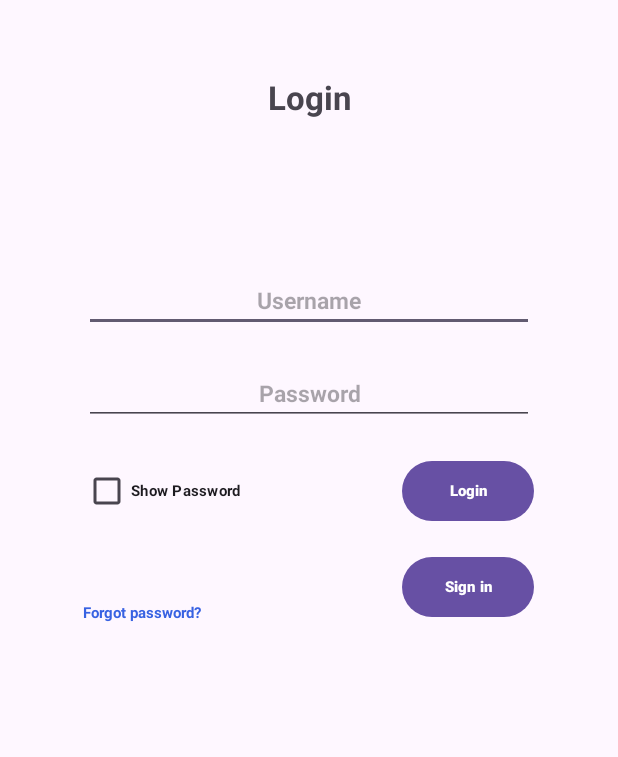
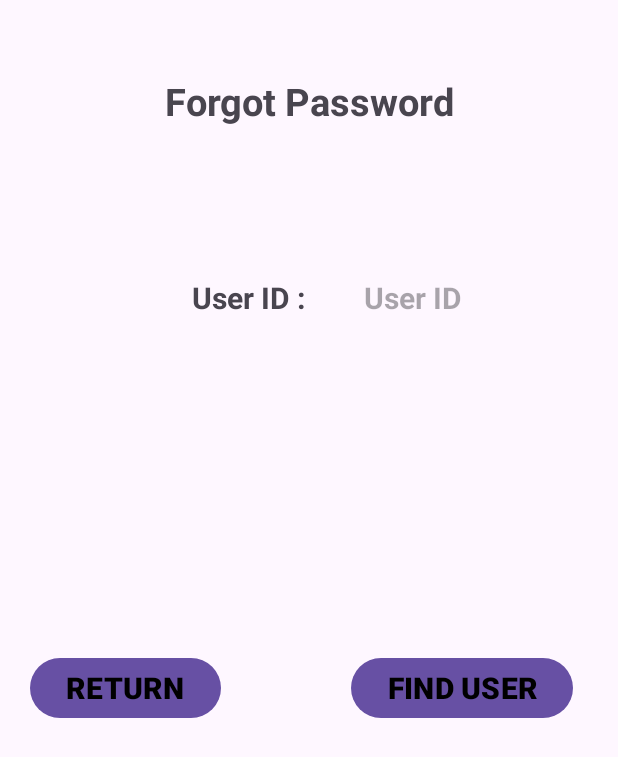
Before and after one commit to sarahdadoun01/JJSM-Information-System-Final, an Android app: the LoginActivity screen opened directly, with no data from a screen before it, after a tap on "Forgot password?", on a phone screen of 412 x 824 dp. Shown: the top 757 px of the screen. Run offline under Robolectric (Android 15) with nearby library versions, the phone set to English and light mode, and no system bars; our stand-ins replace Firebase (no records; nobody signed in at launch, a user with empty details on screens opened directly).

Commit message:
Created Initial Style for Button, TextView, EditText. Created initial UI Design for Forgot Password

```diff
--- a/app/src/main/AndroidManifest.xml
+++ b/app/src/main/AndroidManifest.xml
@@ -13,6 +13,9 @@
         android:theme="@style/Theme.JJSMInformationSystemFinal"
         tools:targetApi="31">
         <activity
+            android:name=".ForgotPasswordActivity"
+            android:exported="false" />
+        <activity
             android:name=".LoginActivity"
             android:exported="false" />
         <activity
--- /dev/null
+++ b/app/src/main/java/com/example/jjsm_information_system_final/ForgotPasswordActivity.java
@@ -0,0 +1,24 @@
+package com.example.jjsm_information_system_final;
+
+import android.os.Bundle;
+
+import androidx.activity.EdgeToEdge;
+import androidx.appcompat.app.AppCompatActivity;
+import androidx.core.graphics.Insets;
+import androidx.core.view.ViewCompat;
+import androidx.core.view.WindowInsetsCompat;
+
+public class ForgotPasswordActivity extends AppCompatActivity {
+
+    @Override
+    protected void onCreate(Bundle savedInstanceState) {
+        super.onCreate(savedInstanceState);
+        EdgeToEdge.enable(this);
+        setContentView(R.layout.activity_forgot_password);
+        ViewCompat.setOnApplyWindowInsetsListener(findViewById(R.id.main), (v, insets) -> {
+            Insets systemBars = insets.getInsets(WindowInsetsCompat.Type.systemBars());
+            v.setPadding(systemBars.left, systemBars.top, systemBars.right, systemBars.bottom);
+            return insets;
+        });
+    }
+}
--- a/app/src/main/java/com/example/jjsm_information_system_final/LoginActivity.java
+++ b/app/src/main/java/com/example/jjsm_information_system_final/LoginActivity.java
@@ -155,7 +155,7 @@ public class LoginActivity extends AppCompatActivity implements View.OnClickList
     }
 
     private void forgotPassword(View v) {
-        Intent intent = new Intent(LoginActivity.this, ForgotPassword.class);
+        Intent intent = new Intent(LoginActivity.this, ForgotPasswordActivity.class);
         startActivity(intent);
     }
 
--- /dev/null
+++ b/app/src/main/res/layout/activity_forgot_password.xml
@@ -0,0 +1,117 @@
+<?xml version="1.0" encoding="utf-8"?>
+<androidx.constraintlayout.widget.ConstraintLayout xmlns:android="http://schemas.android.com/apk/res/android"
+    xmlns:app="http://schemas.android.com/apk/res-auto"
+    xmlns:tools="http://schemas.android.com/tools"
+    android:id="@+id/main"
+    android:layout_width="match_parent"
+    android:layout_height="match_parent"
+    tools:context=".ForgotPasswordActivity">
+
+    <TextView
+        android:id="@+id/tvFPTitle"
+        android:layout_width="wrap_content"
+        android:layout_height="wrap_content"
+        android:text="@string/forgot_password"
+        android:textStyle="bold"
+        android:textSize="25sp"
+        android:layout_marginTop="50dp"
+        app:layout_constraintStart_toStartOf="parent"
+        app:layout_constraintEnd_toEndOf="parent"
+        app:layout_constraintTop_toTopOf="parent"/>
+
+    <TextView
+        android:id="@+id/tvUserId"
+        android:layout_width="wrap_content"
+        android:layout_height="wrap_content"
+        android:text="User ID : "
+        android:textStyle="bold"
+        android:textSize="20sp"
+        android:layout_marginStart="128dp"
+        android:layout_marginTop="100dp"
+        app:layout_constraintStart_toStartOf="parent"
+        app:layout_constraintTop_toBottomOf="@+id/tvFPTitle"/>
+
+    <TextView
+        android:id="@+id/tvFPNewPassword"
+        android:layout_width="wrap_content"
+        android:layout_height="wrap_content"
+        android:text="New Password : "
+        style="@style/Text_Style"
+        android:layout_marginTop="30dp"
+        android:visibility="invisible"
+        app:layout_constraintEnd_toEndOf="@+id/tvUserId"
+        app:layout_constraintTop_toBottomOf="@+id/tvUserId"/>
+
+    <TextView
+        android:id="@+id/tvFPPasswordConf"
+        style="@style/Text_Style"
+        android:layout_width="wrap_content"
+        android:layout_height="wrap_content"
+        android:layout_marginTop="30dp"
+        android:text="Confirm Password : "
+        android:visibility="invisible"
+        app:layout_constraintEnd_toEndOf="@+id/tvUserId"
+        app:layout_constraintTop_toBottomOf="@+id/tvFPNewPassword" />
+
+    <EditText
+        android:id="@+id/etUserId"
+        android:layout_width="wrap_content"
+        android:layout_height="wrap_content"
+        android:hint="User ID"
+        android:textStyle="bold"
+        android:inputType="number"
+        style="@style/EditText_Style"
+        app:layout_constraintStart_toStartOf="@+id/tvUserId"
+        app:layout_constraintEnd_toEndOf="parent"
+        app:layout_constraintBottom_toBottomOf="@+id/tvUserId"/>
+
+    <EditText
+        android:id="@+id/etFPNewPassword"
+        android:layout_width="wrap_content"
+        android:layout_height="wrap_content"
+        android:hint="New Password"
+        style="@style/EditText_Style"
+        android:visibility="invisible"
+        app:layout_constraintStart_toEndOf="@id/tvFPNewPassword"
+        app:layout_constraintTop_toTopOf="@+id/tvFPNewPassword"/>
+
+    <EditText
+        android:id="@+id/etFPConfirmPass"
+        android:layout_width="wrap_content"
+        android:layout_height="wrap_content"
+        android:hint="Confirm Password"
+        style="@style/EditText_Style"
+        android:visibility="invisible"
+        app:layout_constraintStart_toEndOf="@+id/tvFPPasswordConf"
+        app:layout_constraintBottom_toBottomOf="@+id/tvFPPasswordConf"/>
+
+    <Button
+        android:id="@+id/btnFPConfirm"
+        android:layout_width="wrap_content"
+        android:layout_height="wrap_content"
+        android:text="CHANGE PASSWORD"
+        style="@style/Button_Style"
+        android:visibility="invisible"
+        app:layout_constraintStart_toStartOf="parent"
+        app:layout_constraintEnd_toEndOf="parent"
+        app:layout_constraintTop_toBottomOf="@+id/tvFPPasswordConf" />
+
+    <Button
+        android:id="@+id/btnFPReturn"
+        android:layout_width="wrap_content"
+        android:layout_height="wrap_content"
+        android:text="RETURN"
+        style="@style/Button_Style"
+        app:layout_constraintStart_toStartOf="parent"
+        app:layout_constraintTop_toBottomOf="@+id/btnFPConfirm"/>
+
+    <Button
+        android:id="@+id/btnFindUser"
+        android:layout_width="wrap_content"
+        android:layout_height="wrap_content"
+        android:text="FIND USER"
+        style="@style/Button_Style"
+        android:layout_marginEnd="30dp"
+        app:layout_constraintEnd_toEndOf="parent"
+        app:layout_constraintBottom_toBottomOf="@+id/btnFPReturn"/>
+</androidx.constraintlayout.widget.ConstraintLayout>
--- a/app/src/main/res/values/strings.xml
+++ b/app/src/main/res/values/strings.xml
@@ -1,3 +1,4 @@
 <resources>
     <string name="app_name">JJSM-Information-System-Final</string>
+    <string name="forgot_password">Forgot Password</string>
 </resources>
--- a/app/src/main/res/values/themes.xml
+++ b/app/src/main/res/values/themes.xml
@@ -6,4 +6,26 @@
     </style>
 
     <style name="Theme.JJSMInformationSystemFinal" parent="Base.Theme.JJSMInformationSystemFinal" />
+    <style name="Text_Style">
+        <item name="android:textSize">20sp</item>
+        <item name="android:textStyle">bold</item>
+        <item name="android:layout_marginStart">10dp</item>
+        <item name="android:layout_marginTop">10dp</item>
+    </style>
+
+    <style name="EditText_Style">
+        <item name="android:layout_marginStart">10dp</item>
+        <item name="android:background">@null</item>
+        <item name="android:textStyle">bold</item>
+        <item name="android:textSize">20sp</item>
+        <item name="android:textColor">@color/black</item>
+    </style>
+
+    <style name="Button_Style">
+        <item name="android:textStyle">bold</item>
+        <item name="android:textColor">@color/black</item>
+        <item name="android:textSize">20sp</item>
+        <item name="android:layout_marginTop">30dp</item>
+        <item name="android:layout_marginStart">20dp</item>
+    </style>
 </resources>
```
